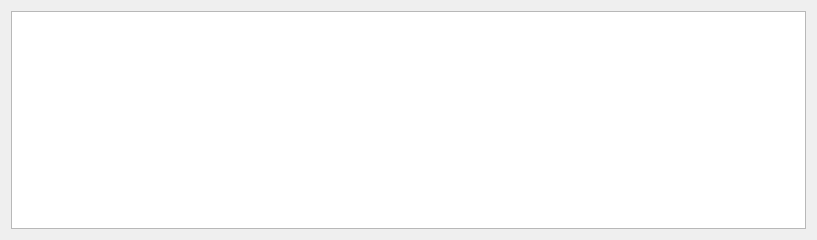
This is src/ui/widgets/eventswidget.ui in sanny32/OpenUaExplorer as Qt 5 draws it before an edit. The edited form follows.
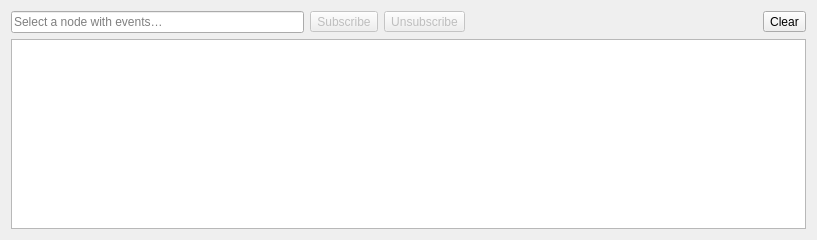
This is the edited form. Custom widgets are drawn as their Qt base class.

Commit message: feat(opcua): add event monitoring capabilities

What changed in the file:
```diff
--- a/src/ui/widgets/eventswidget.ui
+++ b/src/ui/widgets/eventswidget.ui
@@ -11,17 +11,90 @@
    </rect>
   </property>
   <layout class="QVBoxLayout" name="eventsLayout">
+   <item>
+    <layout class="QHBoxLayout" name="eventsToolbarLayout">
+     <item>
+      <widget class="ValueLineEdit" name="eventsNodeEdit">
+       <property name="readOnly">
+        <bool>true</bool>
+       </property>
+       <property name="placeholderText">
+        <string>Select a node with events…</string>
+       </property>
+      </widget>
+     </item>
+     <item>
+      <widget class="ThemedToolButton" name="eventsSubscribeButton">
+       <property name="enabled">
+        <bool>false</bool>
+       </property>
+       <property name="text">
+        <string>Subscribe</string>
+       </property>
+       <property name="toolButtonStyle">
+        <enum>Qt::ToolButtonStyle::ToolButtonTextBesideIcon</enum>
+       </property>
+      </widget>
+     </item>
+     <item>
+      <widget class="ThemedToolButton" name="eventsUnsubscribeButton">
+       <property name="enabled">
+        <bool>false</bool>
+       </property>
+       <property name="text">
+        <string>Unsubscribe</string>
+       </property>
+       <property name="toolButtonStyle">
+        <enum>Qt::ToolButtonStyle::ToolButtonTextBesideIcon</enum>
+       </property>
+      </widget>
+     </item>
+     <item>
+      <spacer name="eventsToolbarSpacer">
+       <property name="orientation">
+        <enum>Qt::Orientation::Horizontal</enum>
+       </property>
+       <property name="sizeHint" stdset="0">
+        <size>
+         <width>40</width>
+         <height>20</height>
+        </size>
+       </property>
+      </spacer>
+     </item>
+     <item>
+      <widget class="ThemedToolButton" name="eventsClearButton">
+       <property name="text">
+        <string>Clear</string>
+       </property>
+       <property name="toolButtonStyle">
+        <enum>Qt::ToolButtonStyle::ToolButtonTextBesideIcon</enum>
+       </property>
+      </widget>
+     </item>
+    </layout>
+   </item>
    <item>
     <widget class="TableView" name="eventsTable"/>
    </item>
   </layout>
  </widget>
  <customwidgets>
+  <customwidget>
+   <class>ThemedToolButton</class>
+   <extends>QToolButton</extends>
+   <header>widgets/themedtoolbutton.h</header>
+  </customwidget>
   <customwidget>
    <class>TableView</class>
    <extends>QTableView</extends>
    <header>widgets/tableview.h</header>
   </customwidget>
+  <customwidget>
+   <class>ValueLineEdit</class>
+   <extends>QLineEdit</extends>
+   <header>widgets/valuelineedit.h</header>
+  </customwidget>
  </customwidgets>
  <resources/>
  <connections/>
```
The commit also changes 28 other files.
